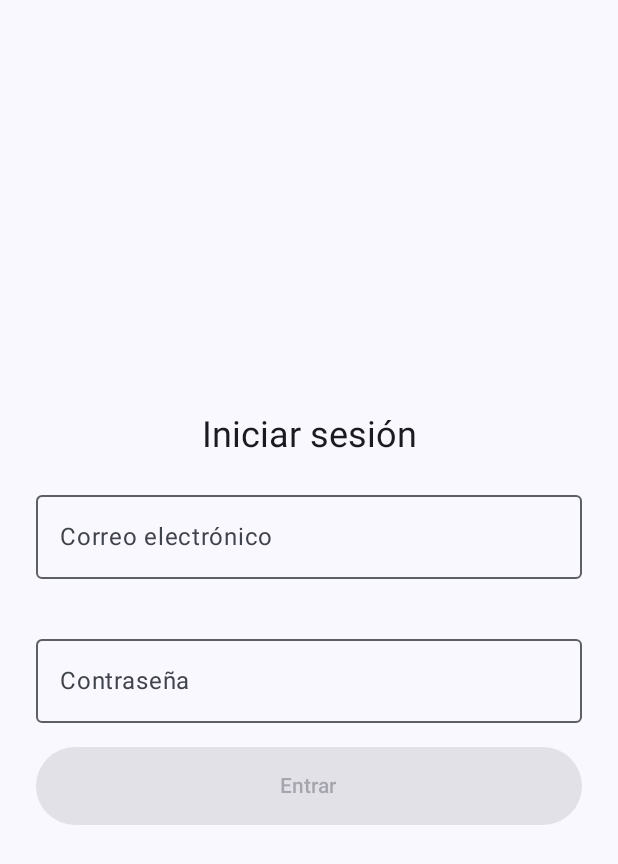
After one commit to Worksr/ProyectoFinalAppsMoviles, an Android app built with Jetpack Compose: the composable LoginScreen shown on its own in the app's theme, on a phone screen of 412 x 824 dp. The commit adds this screen. Shown: the top 864 px of the screen. Run offline under Robolectric (Android 15) with nearby library versions, the phone set to English and light mode, and no system bars; 1 statement that could not run was skipped.

Commit message:
Version de Cristian con LoginScreen.kt y SplashScreen.kt agregadors.

```diff
--- /dev/null
+++ b/app/src/main/java/com/example/cursosescolares/ui/Login/LoginScreen.kt
@@ -0,0 +1,95 @@
+package com.example.cursosescolares.ui.Login
+
+import android.util.Patterns
+import androidx.compose.foundation.layout.*
+import androidx.compose.foundation.text.KeyboardOptions
+import androidx.compose.material3.*
+import androidx.compose.runtime.*
+import androidx.compose.ui.Alignment
+import androidx.compose.ui.Modifier
+import androidx.compose.ui.text.input.ImeAction
+import androidx.compose.ui.text.input.KeyboardType
+import androidx.compose.ui.text.input.PasswordVisualTransformation
+import androidx.compose.ui.unit.dp
+import androidx.navigation.NavHostController
+
+@Composable
+fun LoginScreen(nav: NavHostController) {
+    var email by remember { mutableStateOf("") }
+    var password by remember { mutableStateOf("") }
+
+    // Reglas de validación
+    val hasAt = email.contains("@")
+    val emailPatternOk = email.isNotBlank() && Patterns.EMAIL_ADDRESS.matcher(email).matches()
+    val showEmailErrorAt = email.isNotEmpty() && !hasAt
+    val showEmailPatternError = email.isNotEmpty() && hasAt && !emailPatternOk
+
+    // Reglas de contraseña (oculta SIEMPRE)
+    val passwordOk = password.isNotBlank() // o: password.length >= 6
+
+    val formOk = emailPatternOk && passwordOk
+
+    Box(
+        modifier = Modifier
+            .fillMaxSize()
+            .padding(24.dp),
+        contentAlignment = Alignment.Center
+    ) {
+        Column(
+            verticalArrangement = Arrangement.spacedBy(16.dp),
+            horizontalAlignment = Alignment.CenterHorizontally,
+            modifier = Modifier.fillMaxWidth()
+        ) {
+            Text(text = "Iniciar sesión", style = MaterialTheme.typography.headlineSmall)
+
+            // Campo email (obliga a incluir '@' y formato de correo)
+            OutlinedTextField(
+                value = email,
+                onValueChange = { email = it.replace(" ", "") },
+                label = { Text("Correo electrónico") },
+                singleLine = true,
+                isError = showEmailErrorAt || showEmailPatternError,
+                supportingText = {
+                    when {
+                        showEmailErrorAt -> Text("El correo debe incluir @")
+                        showEmailPatternError -> Text("Formato de correo inválido")
+                    }
+                },
+                keyboardOptions = KeyboardOptions(
+                    keyboardType = KeyboardType.Email,
+                    imeAction = ImeAction.Next
+                ),
+                modifier = Modifier.fillMaxWidth()
+            )
+
+            // Campo contraseña (siempre en puntos)
+            OutlinedTextField(
+                value = password,
+                onValueChange = { password = it },
+                label = { Text("Contraseña") },
+                singleLine = true,
+                visualTransformation = PasswordVisualTransformation(),
+                keyboardOptions = KeyboardOptions(
+                    keyboardType = KeyboardType.Password,
+                    imeAction = ImeAction.Done
+                ),
+                modifier = Modifier.fillMaxWidth()
+            )
+
+            // Botón: navega a tu pantalla inicial después de login (ajusta la ruta si quieres "top"/"all"/"mine")
+            Button(
+                onClick = {
+                    nav.navigate("top") { // 👈 cambia a "all" o "mine" si prefieres
+                        popUpTo("login") { inclusive = true }
+                    }
+                },
+                enabled = formOk,
+                modifier = Modifier
+                    .fillMaxWidth()
+                    .height(52.dp)
+            ) {
+                Text("Entrar")
+            }
+        }
+    }
+}
```
Also changed, not shown: app/src/main/java/com/example/cursosescolares/MainActivity.kt (+6 -26 lines), app/src/main/java/com/example/cursosescolares/ui/Navegation/AppNav.kt (+9 -3 lines), app/src/main/java/com/example/cursosescolares/ui/Splash/SplashScreen.kt (added, +35 -0 lines), app/src/main/res/drawable/logoapoyoesclar.webp (added).
